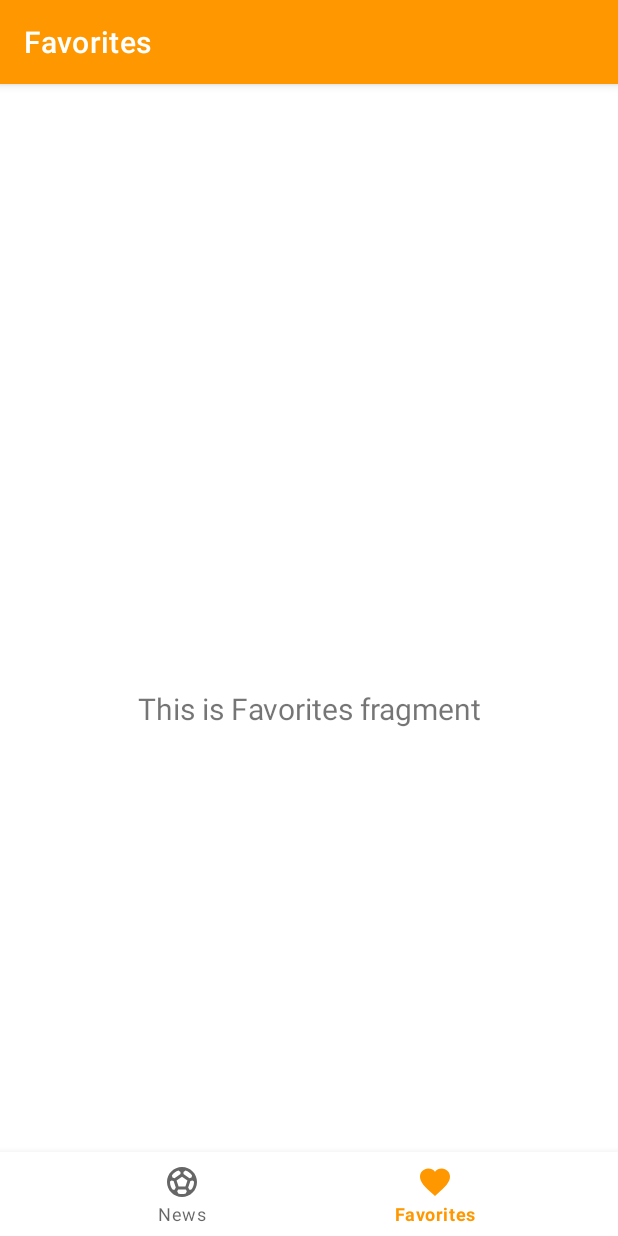
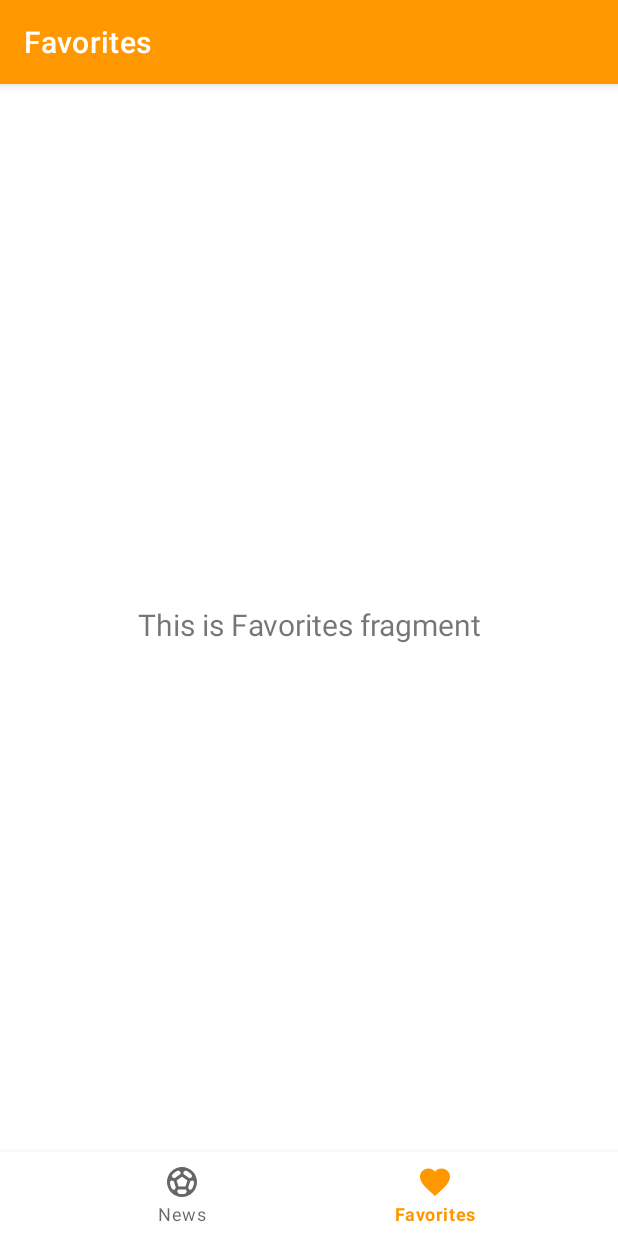
Before and after one commit to 83Rafa/App-Nativo-Sobre-Futebol-Feminino-com-Android-Jetpack-e-Java, an Android app: the screen it shows after launch (MainActivity), item 2 of the bottom bar chosen, on a phone screen of 412 x 824 dp. Run offline under Robolectric (Android 15) with nearby library versions, the phone set to English and light mode, and no system bars; our stand-ins replace navigation-ui.

```diff
--- a/app/src/main/AndroidManifest.xml
+++ b/app/src/main/AndroidManifest.xml
@@ -2,6 +2,8 @@
 <manifest xmlns:android="http://schemas.android.com/apk/res/android"
     xmlns:tools="http://schemas.android.com/tools"
     package="me.dio.soccernews">
+
+    <uses-permission android:name="android.permission.INTERNET"/>
 
     <application
         android:allowBackup="true"
--- /dev/null
+++ b/app/src/main/java/me/dio/soccernews/data_remote/SoccerNewsApi.java
@@ -0,0 +1,13 @@
+package me.dio.soccernews.data_remote;
+
+import java.util.List;
+
+import me.dio.soccernews.domain.News;
+import retrofit2.Call;
+import retrofit2.http.GET;
+
+public interface SoccerNewsApi {
+    @GET("news.json")
+    Call<List<News>> getNews();
+
+}
--- a/app/src/main/java/me/dio/soccernews/ui/news/NewsViewModel.java
+++ b/app/src/main/java/me/dio/soccernews/ui/news/NewsViewModel.java
@@ -7,22 +7,45 @@ import androidx.lifecycle.ViewModel;
 import java.util.ArrayList;
 import java.util.List;
 
+import me.dio.soccernews.data_remote.SoccerNewsApi;
 import me.dio.soccernews.domain.News;
+import retrofit2.Call;
+import retrofit2.Callback;
+import retrofit2.Response;
+import retrofit2.Retrofit;
+import retrofit2.converter.gson.GsonConverterFactory;
 
 public class NewsViewModel extends ViewModel {
 
-    private final MutableLiveData<List<News>> news;
+    private final MutableLiveData<List<News>> news = new MutableLiveData<>();
+    private final SoccerNewsApi api;
 
     public NewsViewModel() {
-        this.news = new MutableLiveData<>();
+        Retrofit retrofit = new Retrofit.Builder()
+                .baseUrl("https://83rafa.github.io/soccer-news-api/")
+                .addConverterFactory(GsonConverterFactory.create())
+                .build();
+        api = retrofit.create(SoccerNewsApi.class);
+        this.findNews();
+    }
 
-        //TODO remover mock de notícias
-        List<News> news = new ArrayList<>();
-        news.add(new News("Corinthians Terá Time Completo Para Final", "É um fato conhecido de todos que um leitor se distrairá com o conteúdo de texto legível de uma página quando estiver examinando sua diagramação."));
-        news.add(new News("Timão Chegou à Final Invícto.", "É um fato conhecido de todos que um leitor se distrairá com o conteúdo de texto legível de uma página quando estiver examinando sua diagramação."));
-        news.add(new News("Final Será No Próximo Domingo", "É um fato conhecido de todos que um leitor se distrairá com o conteúdo de texto legível de uma página quando estiver examinando sua diagramação."));
+    private void findNews() {
+        api.getNews().enqueue(new Callback<List<News>>() {
+            @Override
+            public void onResponse(Call<List<News>> call, Response<List<News>> response) {
+                if (response.isSuccessful()) {
+                    news.setValue(response.body());
+                }else {
+                    //TODO pensar em uma estratégia de erros
+                }
+            }
 
-        this.news.setValue(news);
+            @Override
+            public void onFailure(Call<List<News>> call, Throwable t) {
+                //TODO pensar em uma estratégia de erros
+
+            }
+        });
     }
 
     public LiveData<List<News>> getNews() {
--- a/app/src/main/res/layout/activity_main.xml
+++ b/app/src/main/res/layout/activity_main.xml
@@ -3,8 +3,7 @@
     xmlns:app="http://schemas.android.com/apk/res-auto"
     android:id="@+id/container"
     android:layout_width="match_parent"
-    android:layout_height="match_parent"
-    android:paddingTop="?attr/actionBarSize">
+    android:layout_height="match_parent">
 
     <com.google.android.material.bottomnavigation.BottomNavigationView
         android:id="@+id/nav_view"
@@ -22,7 +21,7 @@
         android:id="@+id/nav_host_fragment_activity_main"
         android:name="androidx.navigation.fragment.NavHostFragment"
         android:layout_width="match_parent"
-        android:layout_height="match_parent"
+        android:layout_height="0dp"
         app:defaultNavHost="true"
         app:layout_constraintBottom_toTopOf="@id/nav_view"
         app:layout_constraintLeft_toLeftOf="parent"
```
Also changed, not shown: app/build.gradle (+11 -4 lines), app/src/main/java/me/dio/soccernews/domain/News.java (+19 -5 lines), app/src/main/java/me/dio/soccernews/ui/adapter/NewsAdapter.java (+10 -0 lines), app/src/main/res/layout/news_item.xml (+7 -1 lines).
